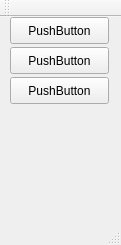
The window that mainwindow.ui (jcmayoral/VisionUtils) describes before a commit, drawn with Qt 5.
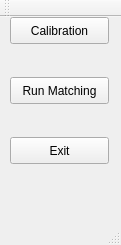
The same window after the commit.

Commit message: Calibration xml changes headers and forms updated exit button added cmdmain not used

The edit to the form file:
```diff
--- a/mainwindow.ui
+++ b/mainwindow.ui
@@ -24,23 +24,10 @@
      </rect>
     </property>
     <property name="text">
-     <string>PushButton</string>
+     <string>Calibration</string>
     </property>
    </widget>
-   <widget class="QPushButton" name="pushButton_2">
-    <property name="geometry">
-     <rect>
-      <x>10</x>
-      <y>30</y>
-      <width>99</width>
-      <height>27</height>
-     </rect>
-    </property>
-    <property name="text">
-     <string>PushButton</string>
-    </property>
-   </widget>
-   <widget class="QPushButton" name="pushButton_3">
+   <widget class="QPushButton" name="match_button">
     <property name="geometry">
      <rect>
       <x>10</x>
@@ -50,7 +37,20 @@
      </rect>
     </property>
     <property name="text">
-     <string>PushButton</string>
+     <string>Run Matching</string>
+    </property>
+   </widget>
+   <widget class="QPushButton" name="exit_button">
+    <property name="geometry">
+     <rect>
+      <x>10</x>
+      <y>120</y>
+      <width>99</width>
+      <height>27</height>
+     </rect>
+    </property>
+    <property name="text">
+     <string>Exit</string>
     </property>
    </widget>
   </widget>
```
Left out of the diff: 2 changed lines with no effect on the pictures. The commit also changes 11 other files.
